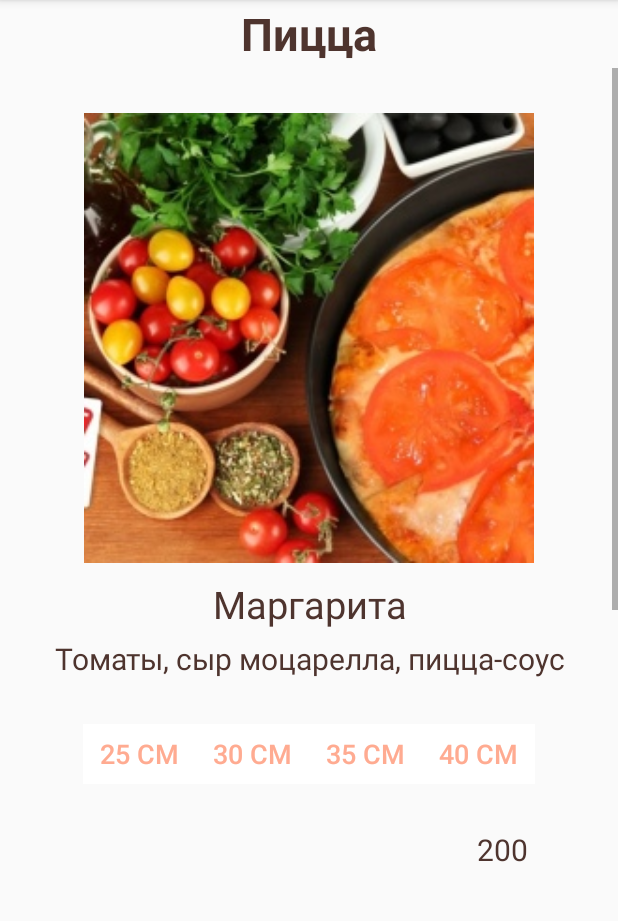
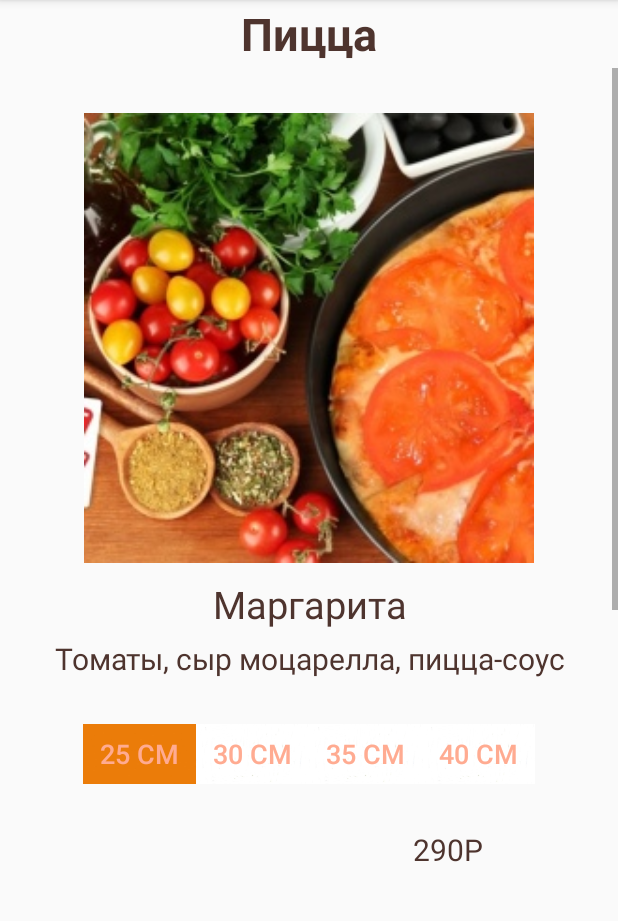
Before and after one commit to eugenia-v/AmoPizza, an Android app: the screen it shows after launch (MainActivity), after a tap on "25 СМ", on a phone screen of 412 x 824 dp, the part 84-1005 px from its top. Run offline under Robolectric (Android 15) with nearby library versions, the light colour scheme and no system bars.

Commit message:
#изменения от 24-10-19 все 4 кнопки готовы

```diff
--- a/app/src/main/java/ru/bwsite/android/amopizza/MainActivity.java
+++ b/app/src/main/java/ru/bwsite/android/amopizza/MainActivity.java
@@ -16,8 +16,10 @@ public class MainActivity extends AppCompatActivity {
     private RecyclerView.LayoutManager layoutManager;
     private TextView pizzaTitle;
     private List<Pizza> pizzaList = new ArrayList<>();
-    private String[] priceArray1 = new String[4];
-    private String[] priceArray2 = new String[4];
+    private String[] priceArray1 = new String[]{"290", "430", "590", "840"};
+    private String[] priceArray2 = new String[]{"370", "495", "640", "890"};
+    private String[] priceArray3 = new String[]{"390", "530", "690", "990"};
+
     @Override
     protected void onCreate(Bundle savedInstanceState) {
         super.onCreate(savedInstanceState);
@@ -25,24 +27,14 @@ public class MainActivity extends AppCompatActivity {
 
         initRecyclerView();
 
-/*----------------------------------*/
-        priceArray1[0] = "290";
-        priceArray1[1] = "430";
-        priceArray1[2] = "590";
-        priceArray1[3] = "840";
-        priceArray2[0] = "370";
-        priceArray2[1] = "495";
-        priceArray2[2] = "640";
-        priceArray2[3] = "890";
+        /*----------------------------------*/
 
-
-       /* pizzaList.add(new Pizza("Маргарита", R.drawable.margarita, "Томаты, сыр моцарелла, пицца-соус", priceArray1));
-        pizzaList.add(new Pizza("Нью-Йорк", R.drawable.newjork, "Ветчина, грибы, пицца-соус, сыр моцарелла", priceArray2));*/
-        pizzaList.add(new Pizza("Маргарита", R.drawable.margarita, "Томаты, сыр моцарелла, пицца-соус", "200"));
-        pizzaList.add(new Pizza("Нью-Йорк", R.drawable.newjork, "Ветчина, грибы, пицца-соус, сыр моцарелла", "200"));
+        pizzaList.add(new Pizza("Маргарита", R.drawable.margarita, "Томаты, сыр моцарелла, пицца-соус", priceArray1));
+        pizzaList.add(new Pizza("Нью-Йорк", R.drawable.newjork, "Ветчина, грибы, пицца-соус, сыр моцарелла", priceArray2));
 
     }
-    private void initRecyclerView(){
+
+    private void initRecyclerView() {
         recyclerView = findViewById(R.id.my_recycler_view);
         recyclerView.setLayoutManager(new LinearLayoutManager(this));
         myAdapter = new MyAdapter(pizzaList, this);
--- a/app/src/main/java/ru/bwsite/android/amopizza/MyAdapter.java
+++ b/app/src/main/java/ru/bwsite/android/amopizza/MyAdapter.java
@@ -20,6 +20,7 @@ import java.util.List;
 public class MyAdapter extends RecyclerView.Adapter<MyAdapter.MyViewHolder> {
     private List<Pizza> pizzaList;
     private MainActivity context;
+
     // Provide a suitable constructor (depends on the kind of dataset)
     public MyAdapter(List<Pizza> pizza, MainActivity context) {
         this.pizzaList = pizza;
@@ -42,15 +43,56 @@ public class MyAdapter extends RecyclerView.Adapter<MyAdapter.MyViewHolder> {
         // - get element from your dataset at this position
         // - replace the contents of the view with that element
         holder.textView.setText(pizzaList.get(position).title);
+
         Glide.with(context)
                 .load(pizzaList.get(position).imageResourceID)
                 .into(holder.imageView);
         holder.textViewDescription.setText(pizzaList.get(position).description);
-        holder.mButton1 = (Button)holder.linearLayout.getChildAt(0);
+
+        final String[] priceArr = pizzaList.get(position).price_size;
+        holder.priceText.setText(priceArr[0]);
+        holder.mButton1 = (Button) holder.linearLayout.getChildAt(0);
         holder.mButton1.setOnClickListener(new View.OnClickListener() {
             @Override
             public void onClick(View v) {
-                holder.price.setText(pizzaList.get(position).price);
+                holder.priceText.setText(priceArr[0]);
+                holder.mButton1.setBackgroundResource(R.drawable.bgalt);
+                holder.mButton2.setBackgroundResource(R.drawable.bgnorm);
+                holder.mButton3.setBackgroundResource(R.drawable.bgnorm);
+                holder.mButton4.setBackgroundResource(R.drawable.bgnorm);
+            }
+        });
+        holder.mButton2 = (Button) holder.linearLayout.getChildAt(1);
+        holder.mButton2.setOnClickListener(new View.OnClickListener() {
+            @Override
+            public void onClick(View v) {
+                holder.priceText.setText(priceArr[1]);
+                holder.mButton1.setBackgroundResource(R.drawable.bgnorm);
+                holder.mButton2.setBackgroundResource(R.drawable.bgalt);
+                holder.mButton3.setBackgroundResource(R.drawable.bgnorm);
+                holder.mButton4.setBackgroundResource(R.drawable.bgnorm);
+            }
+        });
+        holder.mButton3 = (Button) holder.linearLayout.getChildAt(2);
+        holder.mButton3.setOnClickListener(new View.OnClickListener() {
+            @Override
+            public void onClick(View v) {
+                holder.priceText.setText(priceArr[2]);
+                holder.mButton1.setBackgroundResource(R.drawable.bgnorm);
+                holder.mButton2.setBackgroundResource(R.drawable.bgnorm);
+                holder.mButton3.setBackgroundResource(R.drawable.bgalt);
+                holder.mButton4.setBackgroundResource(R.drawable.bgnorm);
+            }
+        });
+        holder.mButton4 = (Button) holder.linearLayout.getChildAt(3);
+        holder.mButton4.setOnClickListener(new View.OnClickListener() {
+            @Override
+            public void onClick(View v) {
+                holder.priceText.setText(priceArr[3]);
+                holder.mButton1.setBackgroundResource(R.drawable.bgnorm);
+                holder.mButton2.setBackgroundResource(R.drawable.bgnorm);
+                holder.mButton3.setBackgroundResource(R.drawable.bgnorm);
+                holder.mButton4.setBackgroundResource(R.drawable.bgalt);
             }
         });
 
@@ -67,8 +109,11 @@ public class MyAdapter extends RecyclerView.Adapter<MyAdapter.MyViewHolder> {
         private TextView textView;
         private TextView textViewDescription;
         private LinearLayout linearLayout;
-        private TextView price;
+        private TextView priceText;
         private Button mButton1;
+        private Button mButton2;
+        private Button mButton3;
+        private Button mButton4;
 
         public MyViewHolder(View itemView) {
             super(itemView);
@@ -76,7 +121,7 @@ public class MyAdapter extends RecyclerView.Adapter<MyAdapter.MyViewHolder> {
             textView = itemView.findViewById(R.id.title);
             textViewDescription = itemView.findViewById(R.id.description);
             linearLayout = itemView.findViewById(R.id.buttons);
-            price = itemView.findViewById(R.id.price);
+            priceText = itemView.findViewById(R.id.price);
         }
     }
 }
--- a/app/src/main/java/ru/bwsite/android/amopizza/Pizza.java
+++ b/app/src/main/java/ru/bwsite/android/amopizza/Pizza.java
@@ -8,7 +8,6 @@ public class Pizza {
     int imageResourceID;
     String description;
     String[] price_size = new String[4];
-    String price;
     //String gr_name;
 
     /*public Pizza(String title, int imageResourceID, String description, String[] price_size) {
@@ -17,10 +16,10 @@ public class Pizza {
         this.description = description;
         this.price_size = price_size;
     }*/
-    public Pizza(String title, int imageResourceID, String description, String price) {
+    public Pizza(String title, int imageResourceID, String description, String[] price_size) {
         this.title = title;
         this.imageResourceID = imageResourceID;
         this.description = description;
-        this.price = price;
+        this.price_size = price_size;
     }
 }
--- a/app/src/main/res/layout/item_pizza.xml
+++ b/app/src/main/res/layout/item_pizza.xml
@@ -1,51 +1,52 @@
 <?xml version="1.0" encoding="utf-8"?>
 <LinearLayout xmlns:android="http://schemas.android.com/apk/res/android"
     xmlns:tools="http://schemas.android.com/tools"
-    android:orientation="vertical"
     android:layout_width="match_parent"
-    android:layout_height="match_parent">
+    android:layout_height="match_parent"
+    android:orientation="vertical">
+
     <ImageView
+        android:id="@+id/image"
         android:layout_width="300dp"
         android:layout_height="300dp"
         android:layout_gravity="center"
-        android:gravity="center"
         android:layout_marginTop="30dp"
         android:contentDescription="@string/pizza_image"
-        android:id="@+id/image"
-        />
+        android:gravity="center" />
+
     <TextView
+        android:id="@+id/title"
         android:layout_width="match_parent"
         android:layout_height="wrap_content"
         android:layout_gravity="center"
+        android:layout_marginTop="10dp"
         android:gravity="center"
-        android:id="@+id/title"
         android:textColor="#4E342E"
-        android:textSize="25sp"
-        android:layout_marginTop="10dp"
-        />
+        android:textSize="25sp" />
+
     <TextView
+        android:id="@+id/description"
         android:layout_width="match_parent"
         android:layout_height="wrap_content"
         android:layout_gravity="center"
+        android:layout_marginTop="5dp"
         android:gravity="center"
-        android:id="@+id/description"
         android:textColor="#4E342E"
-        android:textSize="20sp"
-        android:layout_marginTop="5dp"
-        />
+        android:textSize="20sp" />
+
     <LinearLayout
+        android:id="@+id/buttons"
         android:layout_width="wrap_content"
         android:layout_height="wrap_content"
         android:layout_gravity="center"
         android:layout_marginTop="30dp"
-        android:orientation="horizontal"
-        android:id="@+id/buttons">
+        android:orientation="horizontal">
 
         <Button
             android:id="@+id/button1"
             android:layout_width="75dp"
             android:layout_height="40dp"
-            android:background="#FFFFFF"
+            android:background="@drawable/bgalt"
 
             android:text="@string/_25"
             android:textColor="#FFAB91"
@@ -79,15 +80,28 @@
             android:textSize="18sp" />
     </LinearLayout>
 
-    <TextView
-        android:id="@+id/price"
+    <LinearLayout
         android:layout_width="wrap_content"
         android:layout_height="wrap_content"
         android:layout_gravity="center|right"
         android:layout_marginTop="30dp"
-        android:layout_marginRight="60dp"
+        android:layout_marginRight="90dp"
         android:gravity="center"
-        android:textColor="#4E342E"
-        android:textSize="20sp" />
+        android:orientation="horizontal">
 
+        <TextView
+            android:id="@+id/price"
+            android:layout_width="wrap_content"
+            android:layout_height="wrap_content"
+            android:textColor="#4E342E"
+            android:textSize="20sp" />
+        <TextView
+            android:id="@+id/rub"
+            android:layout_width="wrap_content"
+            android:layout_height="wrap_content"
+            android:textColor="#4E342E"
+            android:text="Р"
+            android:textSize="20sp" />
+
+    </LinearLayout>
 </LinearLayout>
```
